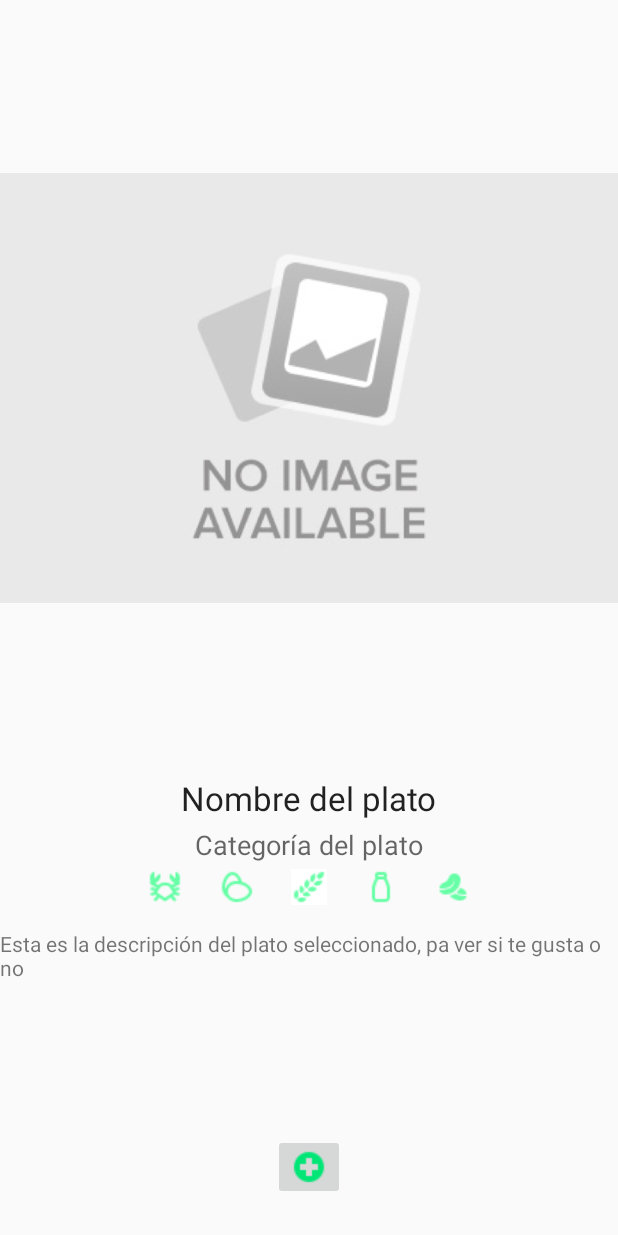
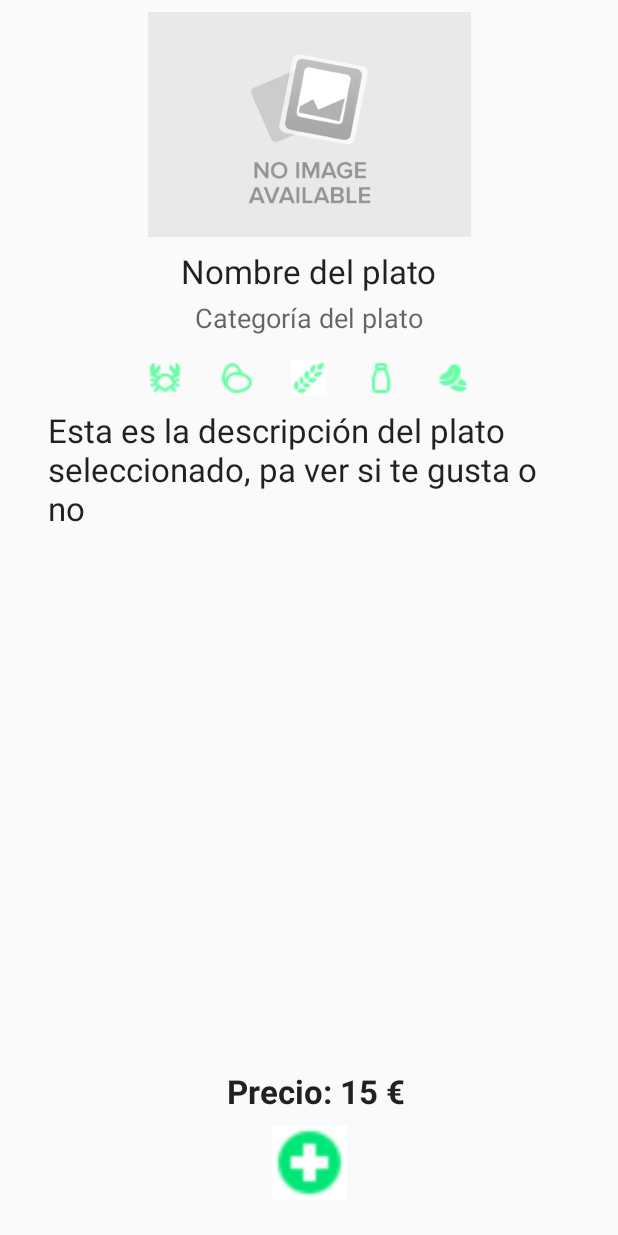
Before and after one commit to acabral1973/kc-practica-fundamentos-android, an Android app: the layout activity_dish_detail.xml on its own in the app's theme, with its tools: preview values and no code run, on a phone screen of 412 x 824 dp. Run offline under Robolectric (Android 15) with nearby library versions, the phone set to English and light mode, and no system bars.

Commit message:
DishDetail view is ok

```diff
--- a/app/src/main/java/es/smartech/foodr/adapters/DishesRecyclerViewAdapter.kt
+++ b/app/src/main/java/es/smartech/foodr/adapters/DishesRecyclerViewAdapter.kt
@@ -13,8 +13,11 @@ import es.smartech.foodr.models.Dish
 
 class DishesRecyclerViewAdapter(val dishes: List<Dish>) : RecyclerView.Adapter<DishesRecyclerViewAdapter.DishViewHolder>() {
 
+    var onClickListener : View.OnClickListener? = null
+
     override fun onCreateViewHolder(parent: ViewGroup?, viewType: Int): DishViewHolder {
         val view = LayoutInflater.from(parent?.context).inflate(R.layout.cell_dishes, parent, false)
+        view.setOnClickListener(onClickListener)
         return DishViewHolder(view)
     }
 
--- a/app/src/main/java/es/smartech/foodr/models/Dish.kt
+++ b/app/src/main/java/es/smartech/foodr/models/Dish.kt
@@ -4,5 +4,5 @@ import java.io.Serializable
 
 data class Dish (val name: String, val description: String, val price: Float, val image: Int, val allergens: List<Allergen>, val category: Category) : Serializable {
 
-    fun getPriceSting() = "${price} €"
+    fun getPriceSting() = "Precio: ${price} €"
 }
--- a/app/src/main/res/layout/activity_dish_detail.xml
+++ b/app/src/main/res/layout/activity_dish_detail.xml
@@ -8,8 +8,8 @@
 
     <ImageView
         android:id="@+id/dish_image"
-        android:layout_width="wrap_content"
-        android:layout_height="0dp"
+        android:layout_width="363dp"
+        android:layout_height="150dp"
         android:layout_marginEnd="8dp"
         android:layout_marginStart="8dp"
         android:layout_marginTop="8dp"
@@ -49,7 +49,7 @@
         android:layout_width="wrap_content"
         android:layout_height="wrap_content"
         android:layout_marginEnd="24dp"
-        android:layout_marginTop="4dp"
+        android:layout_marginTop="16dp"
         app:layout_constraintEnd_toStartOf="@+id/eggs_icon"
         app:layout_constraintTop_toBottomOf="@+id/dish_category"
         app:srcCompat="@drawable/icon_crab_green" />
@@ -59,7 +59,7 @@
         android:layout_width="wrap_content"
         android:layout_height="wrap_content"
         android:layout_marginEnd="24dp"
-        android:layout_marginTop="4dp"
+        android:layout_marginTop="16dp"
         app:layout_constraintEnd_toStartOf="@+id/gluten_icon"
         app:layout_constraintTop_toBottomOf="@+id/dish_category"
         app:srcCompat="@drawable/icon_eggs_green" />
@@ -70,7 +70,7 @@
         android:layout_height="wrap_content"
         android:layout_marginEnd="8dp"
         android:layout_marginStart="8dp"
-        android:layout_marginTop="4dp"
+        android:layout_marginTop="16dp"
         app:layout_constraintEnd_toEndOf="@+id/dish_category"
         app:layout_constraintStart_toStartOf="@+id/dish_category"
         app:layout_constraintTop_toBottomOf="@+id/dish_category"
@@ -81,7 +81,7 @@
         android:layout_width="wrap_content"
         android:layout_height="wrap_content"
         android:layout_marginStart="24dp"
-        android:layout_marginTop="4dp"
+        android:layout_marginTop="16dp"
         app:layout_constraintStart_toEndOf="@+id/gluten_icon"
         app:layout_constraintTop_toBottomOf="@+id/dish_category"
         app:srcCompat="@drawable/icon_milk_green" />
@@ -91,30 +91,65 @@
         android:layout_width="wrap_content"
         android:layout_height="wrap_content"
         android:layout_marginStart="24dp"
-        android:layout_marginTop="4dp"
+        android:layout_marginTop="16dp"
         app:layout_constraintStart_toEndOf="@+id/milk_icon"
         app:layout_constraintTop_toBottomOf="@+id/dish_category"
         app:srcCompat="@drawable/icon_peanuts_green" />
 
     <TextView
         android:id="@+id/dish_description"
-        android:layout_width="wrap_content"
-        android:layout_height="wrap_content"
-        android:layout_marginTop="16dp"
-        android:textAppearance="@style/TextAppearance.AppCompat.Small"
+        android:layout_width="0dp"
+        android:layout_height="0dp"
+        android:layout_marginBottom="8dp"
+        android:layout_marginEnd="32dp"
+        android:layout_marginStart="32dp"
+        android:layout_marginTop="8dp"
+        android:textAppearance="@style/TextAppearance.AppCompat.Large"
+        app:layout_constraintBottom_toTopOf="@+id/dish_price"
+        app:layout_constraintEnd_toEndOf="parent"
+        app:layout_constraintStart_toStartOf="parent"
         app:layout_constraintTop_toBottomOf="@+id/gluten_icon"
-        tools:layout_editor_absoluteX="16dp"
         tools:text="Esta es la descripción del plato seleccionado, pa ver si te gusta o no" />
 
     <ImageButton
         android:id="@+id/add_button"
-        android:layout_width="wrap_content"
-        android:layout_height="wrap_content"
+        style="@style/Widget.AppCompat.ImageButton"
+        android:layout_width="50dp"
+        android:layout_height="50dp"
         android:layout_marginBottom="24dp"
         android:layout_marginEnd="8dp"
         android:layout_marginStart="8dp"
+        android:background="@color/white"
+        android:scaleType="fitXY"
         app:layout_constraintBottom_toBottomOf="parent"
         app:layout_constraintEnd_toEndOf="parent"
         app:layout_constraintStart_toStartOf="parent"
         app:srcCompat="@drawable/icon_add" />
+
+    <TextView
+        android:id="@+id/dish_price"
+        android:layout_width="wrap_content"
+        android:layout_height="wrap_content"
+        android:layout_marginBottom="8dp"
+        android:layout_marginStart="8dp"
+        android:textAppearance="@style/TextAppearance.AppCompat.Large"
+        android:textStyle="bold"
+        app:layout_constraintBottom_toTopOf="@+id/add_button"
+        app:layout_constraintEnd_toEndOf="@+id/add_button"
+        app:layout_constraintStart_toStartOf="@+id/add_button"
+        tools:text="Precio: 15 €" />
+
+    <android.support.constraint.Guideline
+        android:id="@+id/guideline"
+        android:layout_width="wrap_content"
+        android:layout_height="wrap_content"
+        android:orientation="horizontal"
+        app:layout_constraintGuide_begin="-255dp" />
+
+    <android.support.constraint.Guideline
+        android:id="@+id/guideline3"
+        android:layout_width="wrap_content"
+        android:layout_height="wrap_content"
+        android:orientation="vertical"
+        app:layout_constraintGuide_percent="0.8" />
 </android.support.constraint.ConstraintLayout>
```
Also changed, not shown: app/src/main/java/es/smartech/foodr/activities/DishDetailActivity.kt (+22 -0 lines), app/src/main/java/es/smartech/foodr/fragments/DishesFragment.kt (+23 -8 lines).
